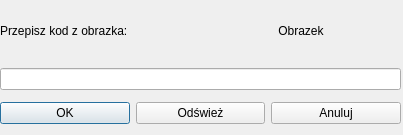
Old version of the form ui/email.ui in the repository gitter-badger/simplechatclient.
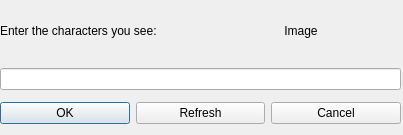
New version of the form. Icons and pictures are not drawn.

Patch:
```diff
--- a/ui/email.ui
+++ b/ui/email.ui
@@ -44,7 +44,7 @@
       <item>
        <widget class="QLabel" name="label">
         <property name="text">
-         <string>Przepisz kod z obrazka:</string>
+         <string>Enter the characters you see:</string>
         </property>
        </widget>
       </item>
@@ -63,7 +63,7 @@
          </size>
         </property>
         <property name="text">
-         <string>Obrazek</string>
+         <string>Image</string>
         </property>
         <property name="alignment">
          <set>Qt::AlignCenter</set>
@@ -87,14 +87,14 @@
       <item>
        <widget class="QPushButton" name="pushButton_2">
         <property name="text">
-         <string>Odśwież</string>
+         <string>Refresh</string>
         </property>
        </widget>
       </item>
       <item>
        <widget class="QPushButton" name="pushButton_3">
         <property name="text">
-         <string>Anuluj</string>
+         <string>Cancel</string>
         </property>
        </widget>
       </item>
```
Left out of the diff: 2 changed lines with no effect on the pictures.
